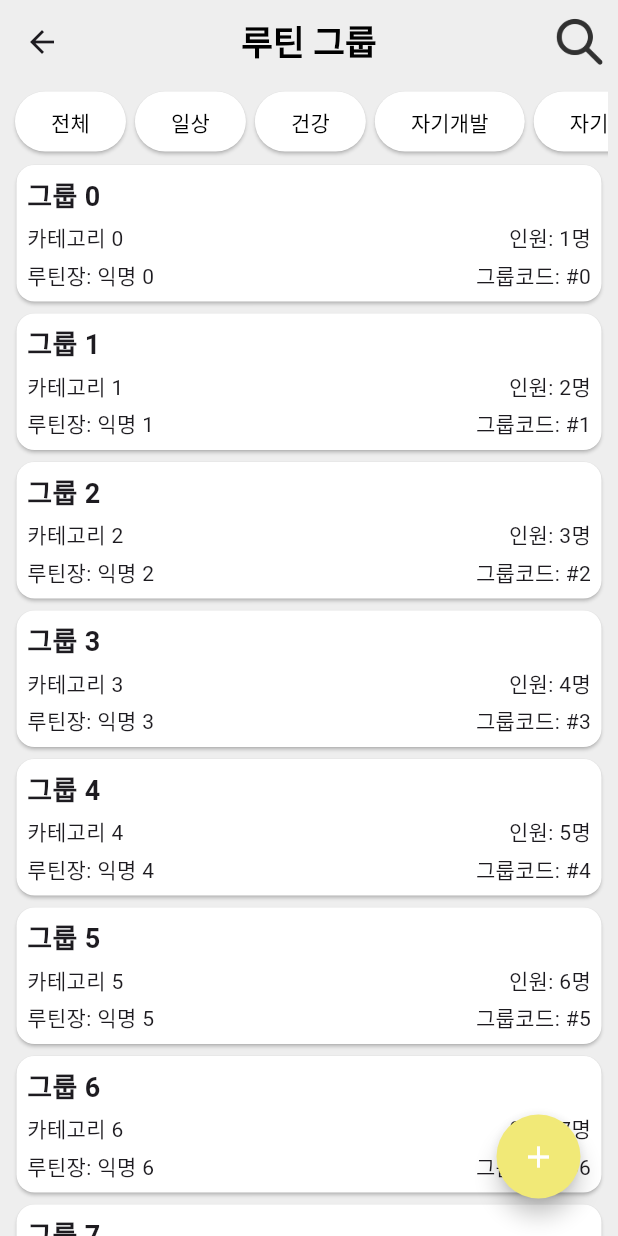
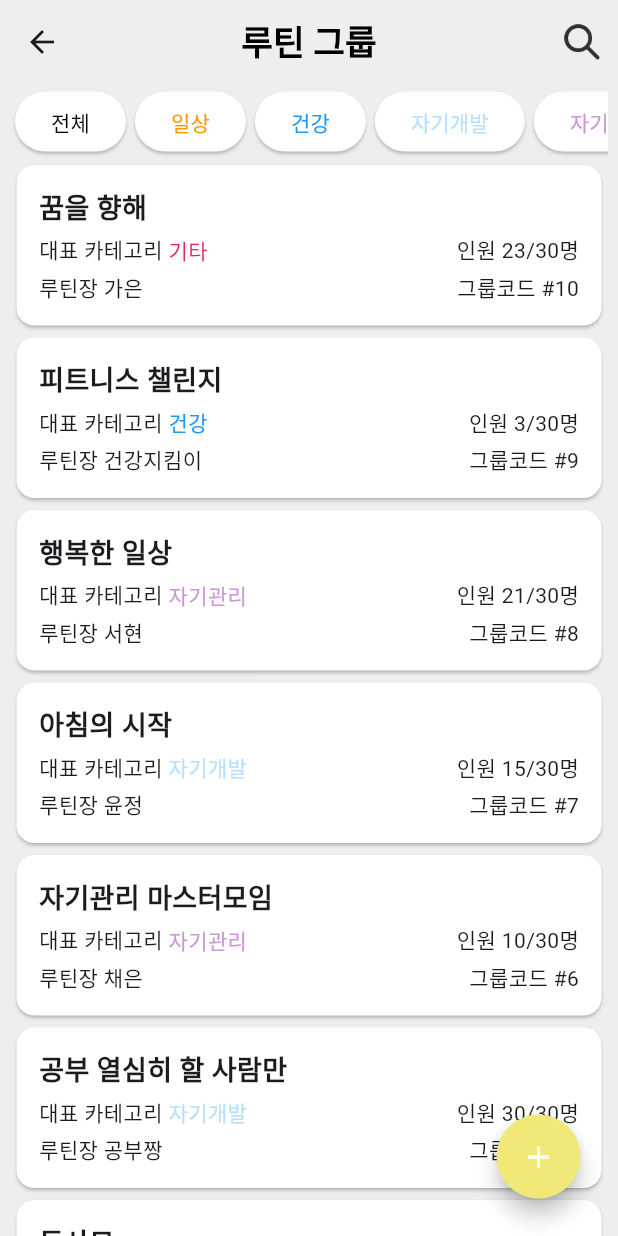
Before and after one commit to RoutineAde/RoutineAde-Frontend, a Flutter app: the GroupRoutinePage screen opened directly, on a phone screen of 412 x 824 dp. Run offline on Flutter 3.47's test engine with Material 3 defaults, Android fonts, the phone set to English and light mode, and no system bars; missing offline and left inert: flutter_calendar_week.

Commit message:
UI수정 0603

```diff
--- a/lib/routine_group/Dialog.dart
+++ b/lib/routine_group/Dialog.dart
@@ -1,5 +1,6 @@
 import 'package:flutter/material.dart';
 import 'package:routine_ade/routine_group/GroupRoutinePage.dart';
+import 'package:routine_ade/routine_group/GroupType.dart';
 
 //그룹 소개 표시 다이얼로그 함수
 void showGroupDetailsDialog(BuildContext context, Group group) {
--- a/lib/routine_group/GroupMainPage.dart
+++ b/lib/routine_group/GroupMainPage.dart
@@ -2,6 +2,7 @@ import 'package:flutter/gestures.dart';
 import 'package:flutter/material.dart';
 import 'package:routine_ade/routine_home/MyRoutinePage.dart';
 import 'package:routine_ade/routine_group/GroupRoutinePage.dart';
+import 'package:routine_ade/routine_group/GroupType.dart';
 
 //전체화면 어둡게
 class DarkOverlay extends StatelessWidget {
@@ -45,7 +46,7 @@ class _GroupMainPageState extends State<GroupMainPage>{
     membersCount: 4,
     leader: "서현쓰",
     groupCode: "#13",
-    groupType: "건강",
+
     ),
     Group(name: "루틴 킬러",
     creationDate: DateTime.now().subtract(Duration(days: 1)),
@@ -53,7 +54,7 @@ class _GroupMainPageState extends State<GroupMainPage>{
     membersCount: 21,
     leader: "윤정",
     groupCode: "#36",
-    groupType: "일상",
+
     ),
   ];
 //가입일자 계산
@@ -68,6 +69,7 @@ class _GroupMainPageState extends State<GroupMainPage>{
     return
         Scaffold(
       appBar: AppBar(
+
         title: Text('내 그룹',
         style: TextStyle(
           color: Colors.black,
@@ -96,7 +98,7 @@ class _GroupMainPageState extends State<GroupMainPage>{
                 itemCount: groups.length,
                 itemBuilder: (context, index) {
                   final group = groups[index];
-                  Color textColor = group.groupType =="건강"? Colors.blue: Colors.orange;
+                  Color textColor = group.category =="건강"? Colors.blue: Colors.orange;
                   return Card(
                     margin: EdgeInsets.all(8.0),
                     color: Colors.white,
@@ -120,12 +122,14 @@ class _GroupMainPageState extends State<GroupMainPage>{
                           ),
                           SizedBox(height: 8.0),
                           Row(
-                            mainAxisAlignment: MainAxisAlignment.spaceBetween,
+                            // mainAxisAlignment: MainAxisAlignment.spaceBetween,
                             children: [
-                              Text("대표 카테고리"),
+                              Text("대표 카테고리 "),
                               Text(group.category, style: TextStyle( color: textColor)),
-                              SizedBox(width: 160.0), // 간격 조절
-                              Text("인원 ${group.membersCount}/30명"),
+                              Expanded(child: Container()),// 간격 조절
+                              Align(
+                                alignment: Alignment.centerRight,
+                                child: Text("인원 ${group.membersCount}/30명"),),
                             ],
                           ),
                           SizedBox(height: 8.0),
--- a/lib/routine_group/GroupRoutinePage.dart
+++ b/lib/routine_group/GroupRoutinePage.dart
@@ -1,26 +1,7 @@
 import 'package:flutter/material.dart';
 import 'package:routine_ade/routine_home/MyRoutinePage.dart';
 import 'Dialog.dart';
-
-class Group { //그룹
-  final String name;
-  final DateTime creationDate;
-  final String category;
-  final int membersCount;
-  final String leader;
-  final String groupCode;
-  final String groupType;
-
-  Group({
-    required this.name,
-    required this.creationDate,
-    required this.category,
-    required this.membersCount,
-    required this.leader,
-    required this.groupCode,
-    required this.groupType,
-  });
-}
+import 'package:routine_ade/routine_group/GroupType.dart';
 
 
 class GroupRoutinePage extends StatefulWidget {
@@ -34,18 +15,62 @@ class _GroupRoutinePageState extends State<GroupRoutinePage> {
   TextEditingController _searchController = TextEditingController();
 
   // 그룹 데이터 생성
-  List<Group> groups = List.generate(
-    10,
-    (index) => Group(
-      name: "그룹 $index",
-      creationDate: DateTime.now(),
-      category: "카테고리 $index",
-      membersCount: index + 1,
-      leader: "익명 $index",
-      groupCode: "#$index",
-      groupType: "일상",
+List<Group> groups = [
+    Group(name: "꿈을 향해" ,
+    creationDate: DateTime.now().subtract(Duration(days: 1)),
+    category: "기타",
+    membersCount: 23,
+    leader: "가은",
+    groupCode: "#10",
+
     ),
-  );
+
+    Group(name: "피트니스 챌린지",
+    creationDate: DateTime.now().subtract(Duration(days: 1)),
+    category: "건강",
+    membersCount: 3,
+    leader: "건강지킴이",
+    groupCode: "#9",
+    ),
+
+     Group(name: "행복한 일상",
+    creationDate: DateTime.now().subtract(Duration(days: 1)),
+    category: "자기관리",
+    membersCount: 21,
+    leader: "서현",
+    groupCode: "#8",
+    ),
+
+     Group(name: "아침의 시작",
+    creationDate: DateTime.now().subtract(Duration(days: 1)),
+    category: "자기개발",
+    membersCount: 15,
+    leader: "윤정",
+    groupCode: "#7",
+    ),
+
+     Group(name: "자기관리 마스터모임",
+    creationDate: DateTime.now().subtract(Duration(days: 1)),
+    category: "자기관리",
+    membersCount: 10,
+    leader: "채은",
+    groupCode: "#6",
+    ),
+     Group(name: "공부 열심히 할 사람만",
+    creationDate: DateTime.now().subtract(Duration(days: 1)),
+    category: "자기개발",
+    membersCount: 30,
+    leader: "공부짱",
+    groupCode: "#5",
+    ),
+     Group(name: "독사모",
+    creationDate: DateTime.now().subtract(Duration(days: 1)),
+    category: "자기개발",
+    membersCount: 30,
+    leader: "독서초보",
+    groupCode: "#4",
+    ),
+  ];
 
   // 필터링 된 그룹 데이터
   List<Group> filteredGroups = [];
@@ -113,7 +138,7 @@ class _GroupRoutinePageState extends State<GroupRoutinePage> {
         backgroundColor: Colors.grey[200],
         actions: [
           IconButton(
-            icon: _isSearching ? Icon(Icons.close) : Image.asset("assets/images/search.png", width: 35, height: 35),
+            icon: _isSearching ? Icon(Icons.close) : Image.asset("assets/images/search.png", width: 27, height: 27),
             onPressed: toggleSearch,
           ),
         ],
@@ -151,12 +176,18 @@ class _GroupRoutinePageState extends State<GroupRoutinePage> {
                             padding: EdgeInsets.symmetric(horizontal: 3.0),
                             child: ElevatedButton(
                               onPressed: () {
-
                                 // 카테고리 버튼 클릭 시 동작할 코드 작성
                               },
                               child: Text(
                                 category,
-                                style: TextStyle(color: Colors.black),
+                                style: TextStyle(
+                                  color: category == "전체"? Colors.black:
+                                  category == "일상"? Colors.orange:
+                                  category == "건강"? Colors.blue:
+                                  category == "자기개발"? const Color.fromARGB(255, 186, 224, 255):
+                                  category == "자기관리"? const Color.fromARGB(255, 205, 150, 214):
+                                  category == "기타"? Colors.pink: Colors.black,
+                                  ),
                               ),
                               style: ButtonStyle(
                                 backgroundColor: MaterialStateProperty.all(
@@ -181,10 +212,16 @@ class _GroupRoutinePageState extends State<GroupRoutinePage> {
               itemCount: filteredGroups.length,
               itemBuilder: (context, index) {
                 final group = filteredGroups[index];
+                Color textColor = group.category == "전체"? Colors.black:
+                                  group.category == "일상"? Colors.orange:
+                                  group.category == "건강"? Colors.blue:
+                                  group.category == "자기개발"? const Color.fromARGB(255, 186, 224, 255):
+                                  group.category == "자기관리"? const Color.fromARGB(255, 205, 150, 214):
+                                  group.category == "기타"? Colors.pink: Colors.black;
                 return Card(
                   color: Colors.white,
                   child: Padding(
-                    padding: EdgeInsets.all(7.0),
+                    padding: EdgeInsets.all(15.0),
                     child: GestureDetector(
                       onTap: (){
                         showGroupDetailsDialog(context, group); //그룹 카드를 누르면 다이얼로그 표시
@@ -201,18 +238,23 @@ class _GroupRoutinePageState extends State<GroupRoutinePage> {
                         ),
                         SizedBox(height: 4.0,),
                         Row(
-                          mainAxisAlignment: MainAxisAlignment.spaceBetween,
+
                           children: [
-                            Text(group.category),
-                            Text("인원: ${group.membersCount}명"),
-                          ],
+                            Text("대표 카테고리 "),
+                            // SizedBox(width: 4.0),
+                            Text(group.category, style: TextStyle( color: textColor)),
+                            Expanded(child: Container()),
+
+                            Text("인원 ${group.membersCount}/30명"),],
+                            // SizedBox(width: 10.0), // 간격 조절
+
                         ),
                         SizedBox(height: 4.0),
                         Row(
                           mainAxisAlignment: MainAxisAlignment.spaceBetween,
                           children: [
-                            Text("루틴장: ${group.leader}"),
-                            Text("그룹코드: ${group.groupCode}"),
+                            Text("루틴장 ${group.leader}"),
+                            Text("그룹코드 ${group.groupCode}"),
                           ],
                         ),
                       ],
--- a/lib/routine_group/GroupType.dart
+++ b/lib/routine_group/GroupType.dart
@@ -5,7 +5,6 @@ class Group { //그룹
   final int membersCount;
   final String leader;
   final String groupCode;
-  final String groupType;
 
   Group({
     required this.name,
@@ -14,6 +13,5 @@ class Group { //그룹
     required this.membersCount,
     required this.leader,
     required this.groupCode,
-    required this.groupType,
   });
 }
```
